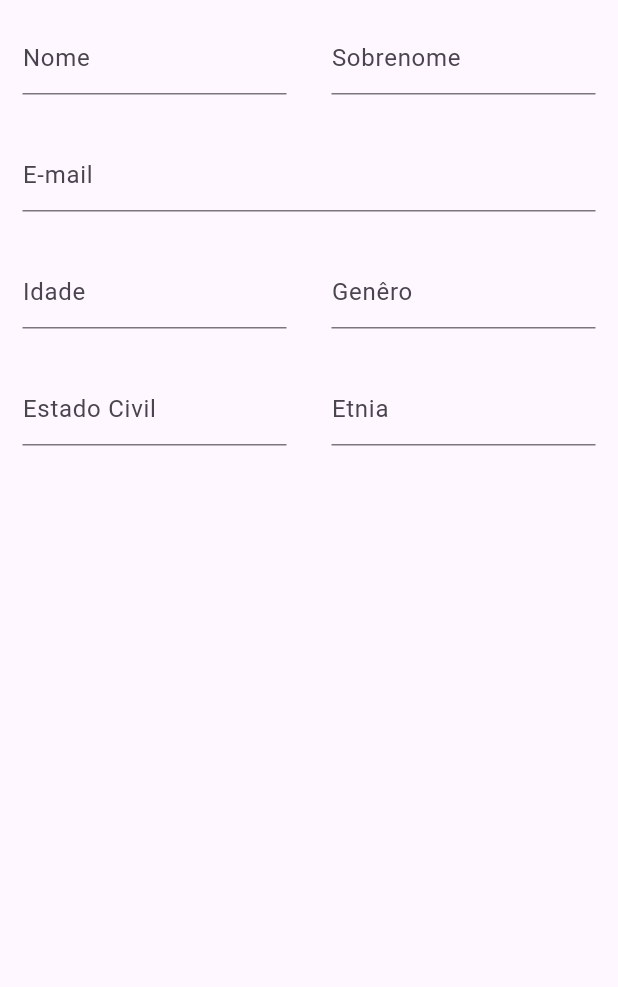
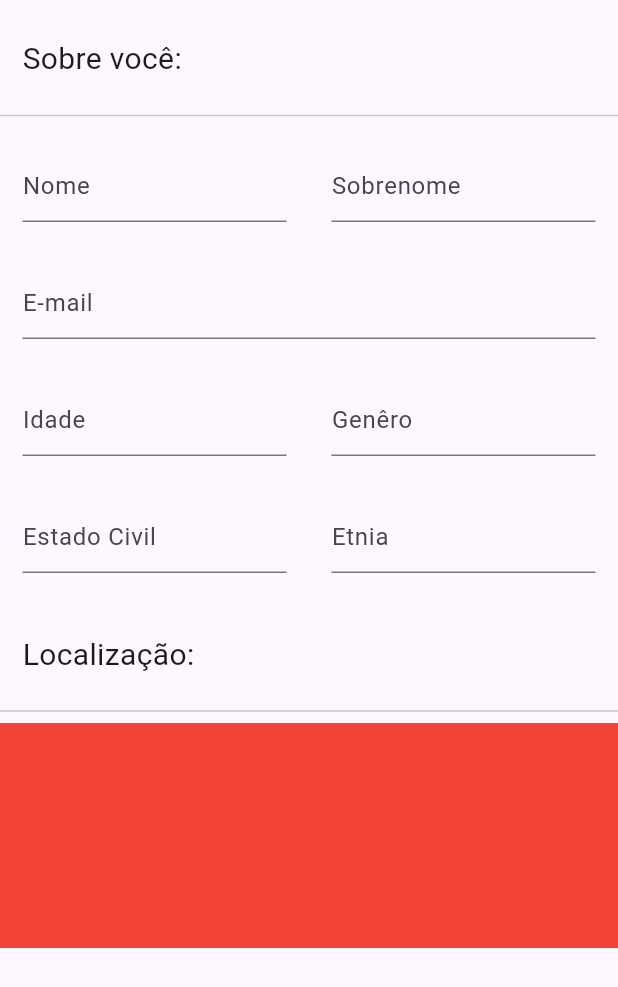
Before and after one commit to caiorebert/seuJob-app, a Flutter app: the FormInfoPessoais widget shown alone on an empty page, opened directly, on a phone screen of 412 x 824 dp. Shown: the top 987 px of the screen. Run offline on Flutter 3.47's test engine with Material 3 defaults, Android fonts, the phone set to English and light mode, and no system bars; our stand-ins replace fluttertoast, image_cropper, image_picker, shared_preferences; accounts and stored records are empty; network calls fail.

Commit message:
iniciando implementacao da localizacao

```diff
--- a/lib/pages/curriculo/components/form_info_pessoais.dart
+++ b/lib/pages/curriculo/components/form_info_pessoais.dart
@@ -17,6 +17,11 @@ class _FormInfoPessoaisState extends State<FormInfoPessoais> {
           width: double.infinity,
           child: ListView(
             children: [
+              Container(
+                padding: const EdgeInsets.fromLTRB(15, 25, 15, 15),
+                child: const Text("Sobre você:", style: TextStyle(fontSize: 20),),
+              ),
+              Divider(),
               SizedBox(
                 width: double.infinity,
                 child: Row(
@@ -88,6 +93,16 @@ class _FormInfoPessoaisState extends State<FormInfoPessoais> {
                   ],
                 ),
               ),
+              Container(
+                padding: const EdgeInsets.fromLTRB(15, 25, 15, 15),
+                child: const Text("Localização:", style: TextStyle(fontSize: 20),),
+              ),
+              Divider(),
+              Container(
+                width: double.infinity,
+                height: 150,
+                color: Colors.red,
+              )
             ],
           ),
     );
--- a/lib/pages/curriculo/components/form_info_profissionais.dart
+++ b/lib/pages/curriculo/components/form_info_profissionais.dart
@@ -1,15 +1,15 @@
 import 'package:flutter/material.dart';
 
-class FormInfoPessoais extends StatefulWidget {
-  const FormInfoPessoais({
+class FormInfoProfissionais extends StatefulWidget {
+  const FormInfoProfissionais({
     Key? key,
   }) : super(key: key);
 
   @override
-  State<StatefulWidget> createState() => _FormInfoPessoaisState();
+  State<StatefulWidget> createState() => _FormInfoProfissionaisState();
 }
 
-class _FormInfoPessoaisState extends State<FormInfoPessoais> {
+class _FormInfoProfissionaisState extends State<FormInfoProfissionais> {
 
   @override
   Widget build(BuildContext context) {
```
Also changed, not shown: lib/pages/curriculo/curriculo_page.dart (+7 -5 lines).
